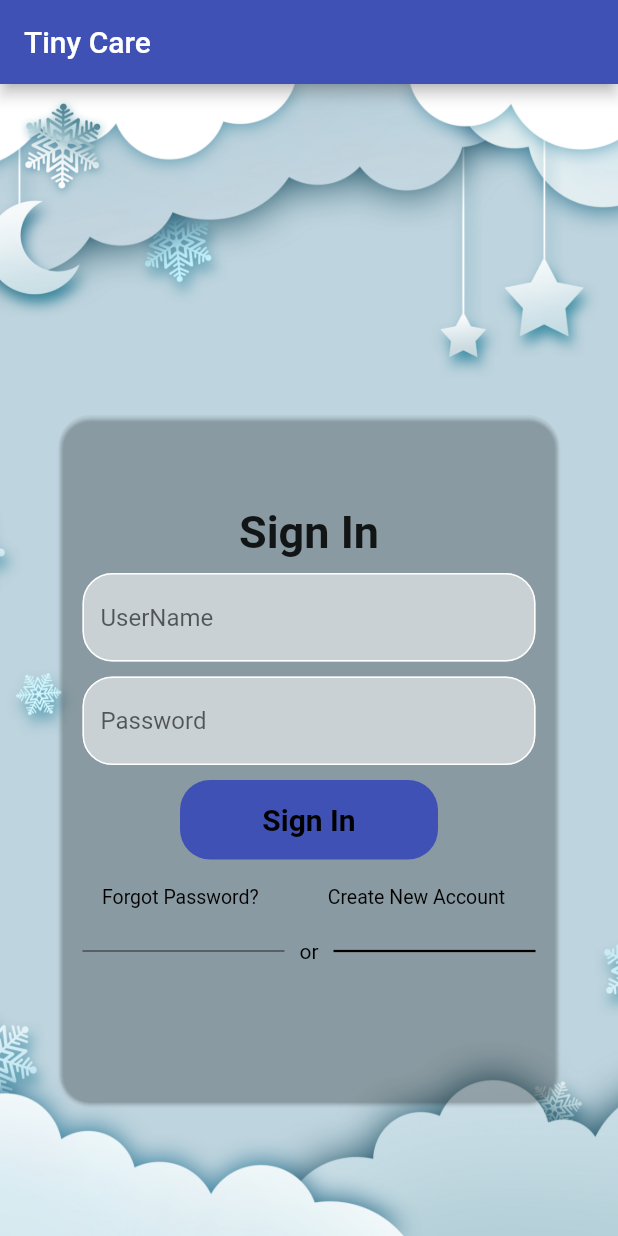
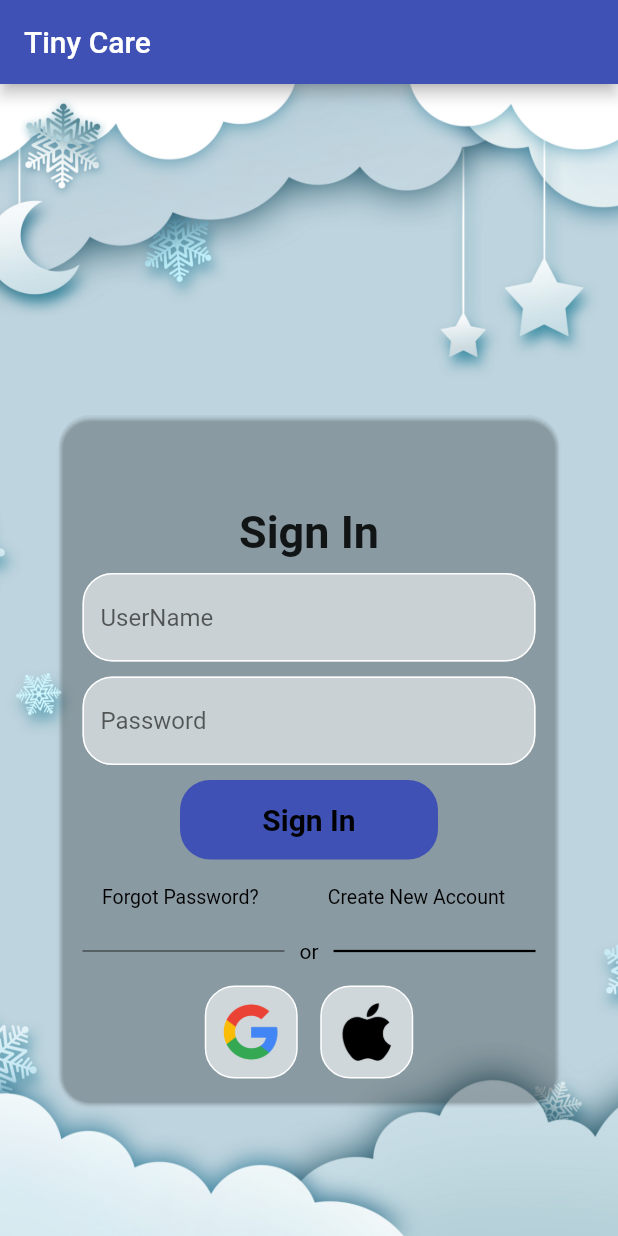
Before and after one commit to Chalana-98/Tiny_Care, a Flutter app: the screen it shows after launch, on a phone screen of 412 x 824 dp. Run offline on Flutter 3.47's test engine with Material 2 defaults, Android fonts, the phone set to English and light mode, and no system bars.

Commit message:
login done

```diff
--- /dev/null
+++ b/lib/components/square_tile.dart
@@ -0,0 +1,19 @@
+import 'package:flutter/material.dart';
+
+class SquareTile extends StatelessWidget {
+  final String imagePath;
+  const SquareTile({Key? key, required this.imagePath}) : super(key: key);
+
+  @override
+  Widget build(BuildContext context) {
+    return  Container(
+      padding: EdgeInsets.all(10),
+      decoration: BoxDecoration(border:Border.all(color: Colors.white),
+      borderRadius: BorderRadius.circular(20),
+      color: Colors.white60),
+
+      child: Image.asset(imagePath,
+      height: 40,),
+    );
+  }
+}
--- a/lib/screens/login_page.dart
+++ b/lib/screens/login_page.dart
@@ -1,6 +1,7 @@
 import 'package:flutter/material.dart';
 import 'package:tiny_care/components/my_button.dart';
 import 'package:tiny_care/components/my_textfield.dart';
+import 'package:tiny_care/components/square_tile.dart';
 import '../widgets/background_image.dart';
 
 class Root extends StatefulWidget {
@@ -30,6 +31,12 @@ class _RootState extends State<Root> {
         const Scaffold(
              backgroundColor: Colors.transparent,
         ),
+
+
+
+
+
+        //card widget
         Center(
           child: Container(
             width: 500,
@@ -157,6 +164,21 @@ class _RootState extends State<Root> {
                       ),
                     ),
 
+                    const SizedBox(height: 15,),
+
+                    //google and Apple button
+
+                  Row(
+                    mainAxisAlignment: MainAxisAlignment.center,
+                    children: const [
+
+                      //google
+                      SquareTile(imagePath: 'assets/images/google.png',),
+                      SizedBox(width: 15,),
+                      //apple
+                      SquareTile(imagePath: 'assets/images/apple.png',),
+                    ],
+                  ),
                   ],
                 ),
               ),
--- a/pubspec.yaml
+++ b/pubspec.yaml
@@ -62,6 +62,7 @@ flutter:
   # To add assets to your application, add an assets section, like this:
   assets:
     - assets/images/tiny_back.jpg
+    - assets/images/
   #   - images/a_dot_burr.jpeg
   #   - images/a_dot_ham.jpeg
 
```
Also changed, not shown: assets/images/apple.png (added), assets/images/bbyset1.png (added), assets/images/google.png (added).
